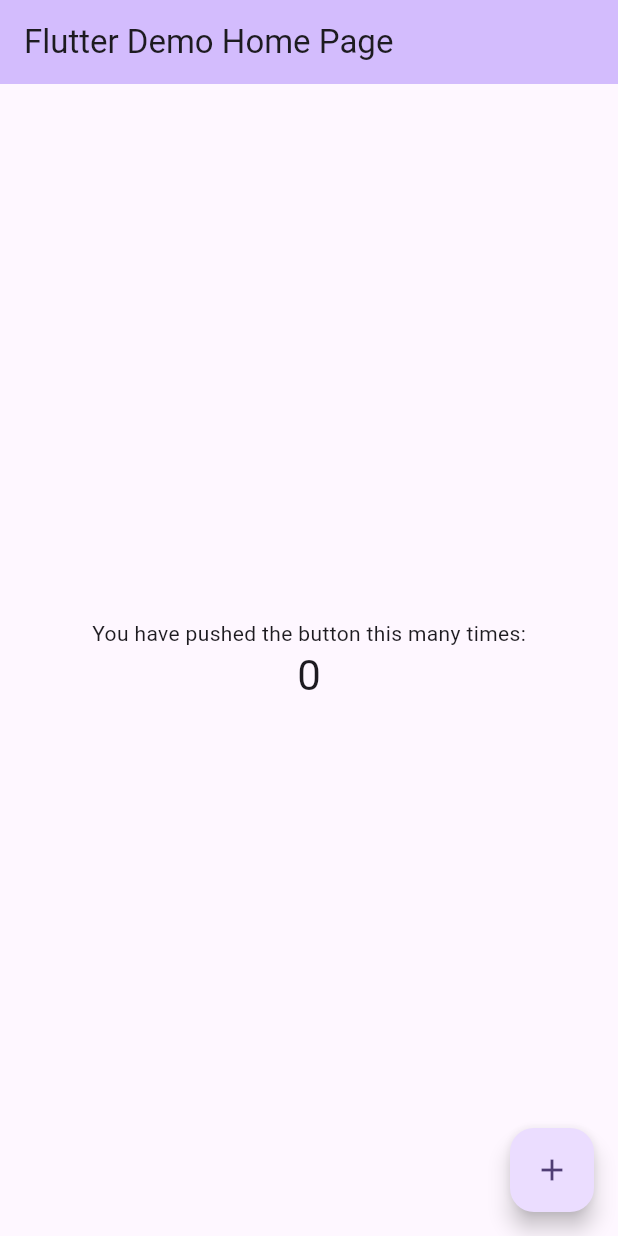
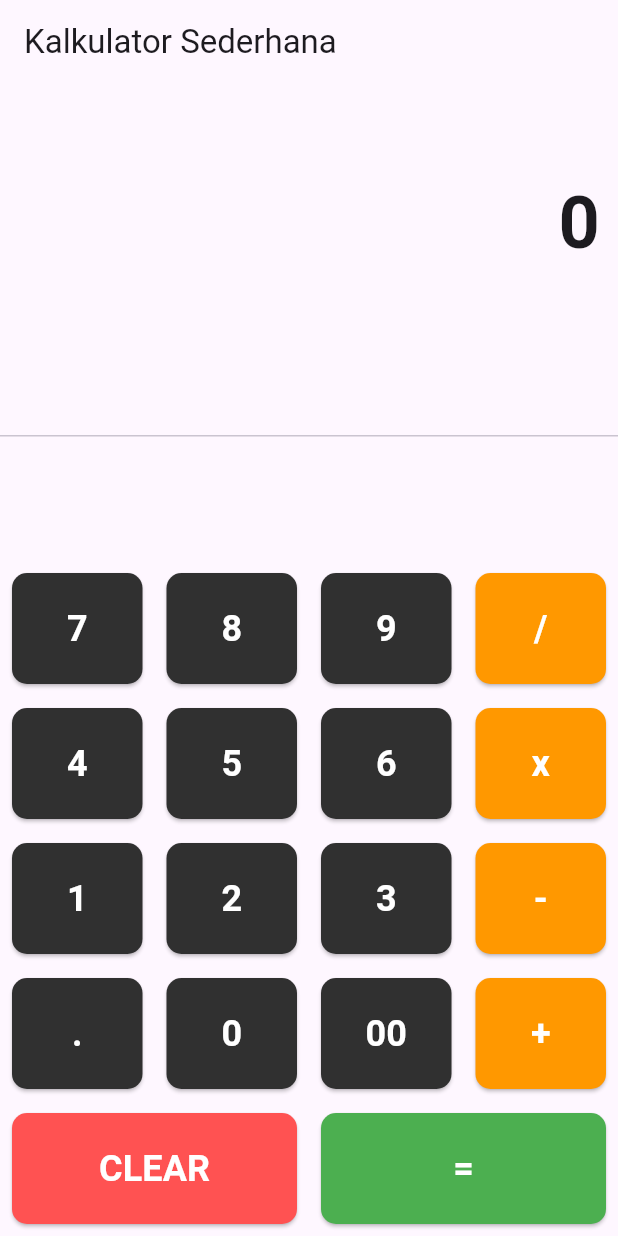
Before and after one commit to muhRidhoni/tugasutsmobile, a Flutter app: the screen it shows after launch, on a phone screen of 412 x 824 dp. Run offline on Flutter 3.47's test engine with Material 3 defaults, Android fonts, the phone set to English and light mode, and no system bars.

Commit message:
Update main.dart

```diff
--- a/lib/main.dart
+++ b/lib/main.dart
@@ -1,125 +1,219 @@
 import 'package:flutter/material.dart';
 
 void main() {
-  runApp(const MyApp());
+  runApp(const AplikasiKalkulator());
 }
 
-class MyApp extends StatelessWidget {
-  const MyApp({super.key});
+class AplikasiKalkulator extends StatelessWidget {
+  const AplikasiKalkulator({Key? key}) : super(key: key);
 
-  // This widget is the root of your application.
   @override
   Widget build(BuildContext context) {
     return MaterialApp(
-      title: 'Flutter Demo',
+      title: 'Kalkulator Sederhana',
       theme: ThemeData(
-        // This is the theme of your application.
-        //
-        // TRY THIS: Try running your application with "flutter run". You'll see
-        // the application has a purple toolbar. Then, without quitting the app,
-        // try changing the seedColor in the colorScheme below to Colors.green
-        // and then invoke "hot reload" (save your changes or press the "hot
-        // reload" button in a Flutter-supported IDE, or press "r" if you used
-        // the command line to start the app).
-        //
-        // Notice that the counter didn't reset back to zero; the application
-        // state is not lost during the reload. To reset the state, use hot
-        // restart instead.
-        //
-        // This works for code too, not just values: Most code changes can be
-        // tested with just a hot reload.
-        colorScheme: ColorScheme.fromSeed(seedColor: Colors.deepPurple),
-        useMaterial3: true,
+        primarySwatch: Colors.blue,
       ),
-      home: const MyHomePage(title: 'Flutter Demo Home Page'),
+      home: const HalamanUtamaKalkulator(),
     );
   }
 }
 
-class MyHomePage extends StatefulWidget {
-  const MyHomePage({super.key, required this.title});
-
-  // This widget is the home page of your application. It is stateful, meaning
-  // that it has a State object (defined below) that contains fields that affect
-  // how it looks.
-
-  // This class is the configuration for the state. It holds the values (in this
-  // case the title) provided by the parent (in this case the App widget) and
-  // used by the build method of the State. Fields in a Widget subclass are
-  // always marked "final".
-
-  final String title;
+class HalamanUtamaKalkulator extends StatefulWidget {
+  const HalamanUtamaKalkulator({Key? key}) : super(key: key);
 
   @override
-  State<MyHomePage> createState() => _MyHomePageState();
+  State<HalamanUtamaKalkulator> createState() => _StateHalamanUtamaKalkulator();
 }
 
-class _MyHomePageState extends State<MyHomePage> {
-  int _counter = 0;
+class _StateHalamanUtamaKalkulator extends State<HalamanUtamaKalkulator> {
+  String _hasilTampilan = "0"; // Output yang ditampilkan di layar kalkulator
+  String _angkaSaatIni = ""; // Angka yang sedang diketik pengguna
+  double _angkaPertama = 0.0; // Angka pertama dalam operasi
+  double _angkaKedua = 0.0; // Angka kedua dalam operasi
+  String _operatorAktif = ""; // Operator yang dipilih (+, -, x, /)
+  bool _bersihkanTampilan = false; // Penanda apakah tampilan harus dibersihkan untuk angka baru
+  String _tampilanOperator = ""; // Operator yang ditampilkan di layar
 
-  void _incrementCounter() {
+  void tombolDitekan(String teksTombol) {
+    if (teksTombol == "CLEAR") {
+      _hasilTampilan = "0";
+      _angkaSaatIni = "";
+      _angkaPertama = 0.0;
+      _angkaKedua = 0.0;
+      _operatorAktif = "";
+      _bersihkanTampilan = false;
+      _tampilanOperator = ""; // Reset tampilan operator
+    } else if (teksTombol == "+" ||
+        teksTombol == "-" ||
+        teksTombol == "x" ||
+        teksTombol == "/") {
+      if (_angkaSaatIni.isNotEmpty) {
+        _angkaPertama = double.parse(_angkaSaatIni);
+      }
+      _operatorAktif = teksTombol;
+      _angkaSaatIni = "";
+      _bersihkanTampilan = true;
+      _tampilanOperator = teksTombol; // Set tampilan operator
+    } else if (teksTombol == ".") {
+      if (_angkaSaatIni.contains(".")) {
+        return; // Jangan tambahkan titik jika sudah ada
+      }
+      _angkaSaatIni = _angkaSaatIni + teksTombol;
+    } else if (teksTombol == "=") {
+      if (_angkaSaatIni.isNotEmpty) {
+        _angkaKedua = double.parse(_angkaSaatIni);
+      }
+
+      if (_operatorAktif == "+") {
+        _hasilTampilan = (_angkaPertama + _angkaKedua).toString();
+      }
+      if (_operatorAktif == "-") {
+        _hasilTampilan = (_angkaPertama - _angkaKedua).toString();
+      }
+      if (_operatorAktif == "x") {
+        _hasilTampilan = (_angkaPertama * _angkaKedua).toString();
+      }
+      if (_operatorAktif == "/") {
+        if (_angkaKedua != 0) {
+          _hasilTampilan = (_angkaPertama / _angkaKedua).toString();
+        } else {
+          _hasilTampilan = "Error"; // Pembagian dengan nol
+        }
+      }
+
+      _angkaPertama = 0.0;
+      _angkaKedua = 0.0;
+      _operatorAktif = "";
+      _angkaSaatIni = _hasilTampilan; // Hasil menjadi angka pertama untuk perhitungan selanjutnya
+      _bersihkanTampilan = true;
+      _tampilanOperator = ""; // Reset tampilan operator setelah perhitungan
+    } else {
+      if (_bersihkanTampilan) {
+        _angkaSaatIni = "";
+        _bersihkanTampilan = false;
+      }
+      _angkaSaatIni = _angkaSaatIni + teksTombol;
+      _hasilTampilan = _angkaSaatIni;
+      _tampilanOperator = ""; // Hapus tampilan operator saat angka baru ditekan
+    }
+
     setState(() {
-      // This call to setState tells the Flutter framework that something has
-      // changed in this State, which causes it to rerun the build method below
-      // so that the display can reflect the updated values. If we changed
-      // _counter without calling setState(), then the build method would not be
-      // called again, and so nothing would appear to happen.
-      _counter++;
+      if (_hasilTampilan.endsWith(".0")) {
+        _hasilTampilan = _hasilTampilan.substring(0, _hasilTampilan.length - 2); // Hapus .0 jika ada
+      }
     });
+  }
+
+  Widget buatTombol(String teksTombol, Color warnaTombol, Color warnaTeks) {
+    return Expanded(
+      child: Container(
+        margin: const EdgeInsets.all(8.0),
+        child: ElevatedButton(
+          style: ElevatedButton.styleFrom(
+            backgroundColor: warnaTombol,
+            padding: const EdgeInsets.all(20.0),
+            shape: RoundedRectangleBorder(
+              borderRadius: BorderRadius.circular(10.0),
+            ),
+          ),
+          child: Text(
+            teksTombol,
+            style: TextStyle(
+              fontSize: 24.0,
+              fontWeight: FontWeight.bold,
+              color: warnaTeks,
+            ),
+          ),
+          onPressed: () => tombolDitekan(teksTombol),
+        ),
+      ),
+    );
   }
 
   @override
   Widget build(BuildContext context) {
-    // This method is rerun every time setState is called, for instance as done
-    // by the _incrementCounter method above.
-    //
-    // The Flutter framework has been optimized to make rerunning build methods
-    // fast, so that you can just rebuild anything that needs updating rather
-    // than having to individually change instances of widgets.
     return Scaffold(
       appBar: AppBar(
-        // TRY THIS: Try changing the color here to a specific color (to
-        // Colors.amber, perhaps?) and trigger a hot reload to see the AppBar
-        // change color while the other colors stay the same.
-        backgroundColor: Theme.of(context).colorScheme.inversePrimary,
-        // Here we take the value from the MyHomePage object that was created by
-        // the App.build method, and use it to set our appbar title.
-        title: Text(widget.title),
+        title: const Text("Kalkulator Sederhana"),
       ),
-      body: Center(
-        // Center is a layout widget. It takes a single child and positions it
-        // in the middle of the parent.
-        child: Column(
-          // Column is also a layout widget. It takes a list of children and
-          // arranges them vertically. By default, it sizes itself to fit its
-          // children horizontally, and tries to be as tall as its parent.
-          //
-          // Column has various properties to control how it sizes itself and
-          // how it positions its children. Here we use mainAxisAlignment to
-          // center the children vertically; the main axis here is the vertical
-          // axis because Columns are vertical (the cross axis would be
-          // horizontal).
-          //
-          // TRY THIS: Invoke "debug painting" (choose the "Toggle Debug Paint"
-          // action in the IDE, or press "p" in the console), to see the
-          // wireframe for each widget.
-          mainAxisAlignment: MainAxisAlignment.center,
-          children: <Widget>[
-            const Text(
-              'You have pushed the button this many times:',
+      body: Column(
+        children: <Widget>[
+          Container(
+            alignment: Alignment.centerRight,
+            padding: const EdgeInsets.symmetric(
+              vertical: 24.0,
+              horizontal: 12.0,
             ),
-            Text(
-              '$_counter',
-              style: Theme.of(context).textTheme.headlineMedium,
+            child: Column(
+              crossAxisAlignment: CrossAxisAlignment.end,
+              children: [
+                // Tampilan operator aktif
+                Text(
+                  _tampilanOperator,
+                  style: const TextStyle(
+                    fontSize: 24.0,
+                    color: Colors.grey,
+                  ),
+                ),
+                // Tampilan output utama
+                Text(
+                  _hasilTampilan,
+                  style: const TextStyle(
+                    fontSize: 48.0,
+                    fontWeight: FontWeight.bold,
+                  ),
+                ),
+              ],
             ),
-          ],
-        ),
+          ),
+          const Expanded(
+            child: Divider(),
+          ),
+          Column(
+            children: <Widget>[
+              Row(
+                children: <Widget>[
+                  buatTombol("7", Colors.grey[850]!, Colors.white),
+                  buatTombol("8", Colors.grey[850]!, Colors.white),
+                  buatTombol("9", Colors.grey[850]!, Colors.white),
+                  buatTombol("/", Colors.orange, Colors.white),
+                ],
+              ),
+              Row(
+                children: <Widget>[
+                  buatTombol("4", Colors.grey[850]!, Colors.white),
+                  buatTombol("5", Colors.grey[850]!, Colors.white),
+                  buatTombol("6", Colors.grey[850]!, Colors.white),
+                  buatTombol("x", Colors.orange, Colors.white),
+                ],
+              ),
+              Row(
+                children: <Widget>[
+                  buatTombol("1", Colors.grey[850]!, Colors.white),
+                  buatTombol("2", Colors.grey[850]!, Colors.white),
+                  buatTombol("3", Colors.grey[850]!, Colors.white),
+                  buatTombol("-", Colors.orange, Colors.white),
+                ],
+              ),
+              Row(
+                children: <Widget>[
+                  buatTombol(".", Colors.grey[850]!, Colors.white),
+                  buatTombol("0", Colors.grey[850]!, Colors.white),
+                  buatTombol("00", Colors.grey[850]!, Colors.white),
+                  buatTombol("+", Colors.orange, Colors.white),
+                ],
+              ),
+              Row(
+                children: <Widget>[
+                  buatTombol("CLEAR", Colors.redAccent, Colors.white),
+                  buatTombol("=", Colors.green, Colors.white),
+                ],
+              ),
+            ],
+          )
+        ],
       ),
-      floatingActionButton: FloatingActionButton(
-        onPressed: _incrementCounter,
-        tooltip: 'Increment',
-        child: const Icon(Icons.add),
-      ), // This trailing comma makes auto-formatting nicer for build methods.
     );
   }
 }
```
